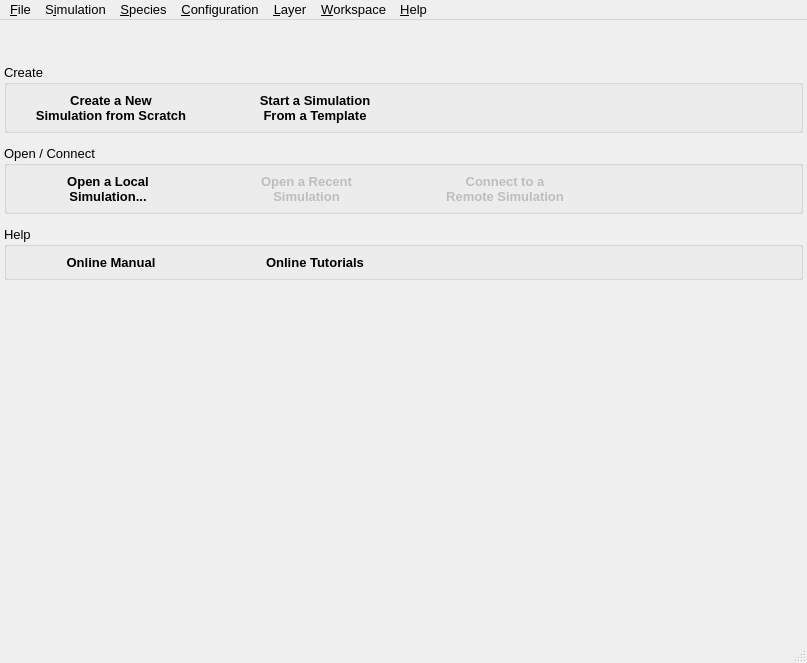
The window that src/gui/gui.ui (disorderedmaterials/dissolve) describes before a commit, drawn with Qt 5.
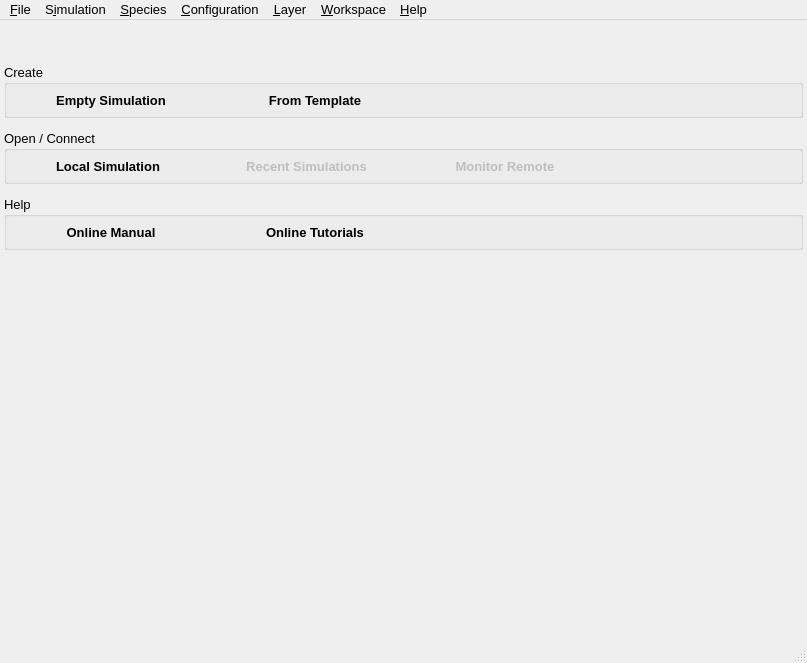
The same window after the commit. Icons and pictures are not drawn. Custom widgets are drawn as their Qt base class.

Commit message: Simplify button text on start page.

What changed in the file:
```diff
--- a/src/gui/gui.ui
+++ b/src/gui/gui.ui
@@ -123,8 +123,7 @@
               </font>
              </property>
              <property name="text">
-              <string>Create a New
-Simulation from Scratch</string>
+              <string>Empty Simulation</string>
              </property>
              <property name="icon">
               <iconset resource="main.qrc">
@@ -166,8 +165,7 @@
               </font>
              </property>
              <property name="text">
-              <string>Start a Simulation
-From a Template</string>
+              <string>From Template</string>
              </property>
              <property name="icon">
               <iconset resource="main.qrc">
@@ -246,8 +244,7 @@
               </font>
              </property>
              <property name="text">
-              <string>Open a Local
-Simulation...</string>
+              <string>Local Simulation</string>
              </property>
              <property name="icon">
               <iconset resource="main.qrc">
@@ -292,8 +289,7 @@
               </font>
              </property>
              <property name="text">
-              <string>Open a Recent
-Simulation</string>
+              <string>Recent Simulations</string>
              </property>
              <property name="icon">
               <iconset resource="main.qrc">
@@ -338,8 +334,7 @@
               </font>
              </property>
              <property name="text">
-              <string>Connect to a
-Remote Simulation</string>
+              <string>Monitor Remote</string>
              </property>
              <property name="icon">
               <iconset resource="main.qrc">
```
Left out of the diff: 2 changed lines with no effect on the pictures.
